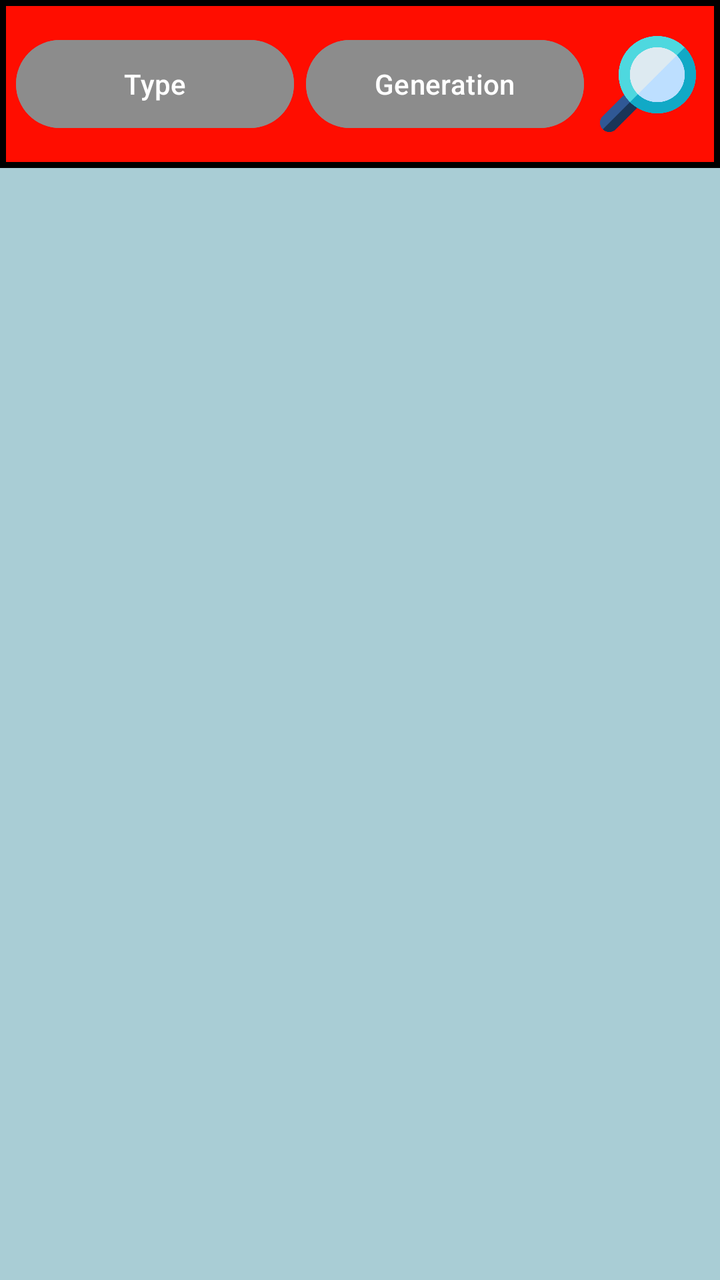
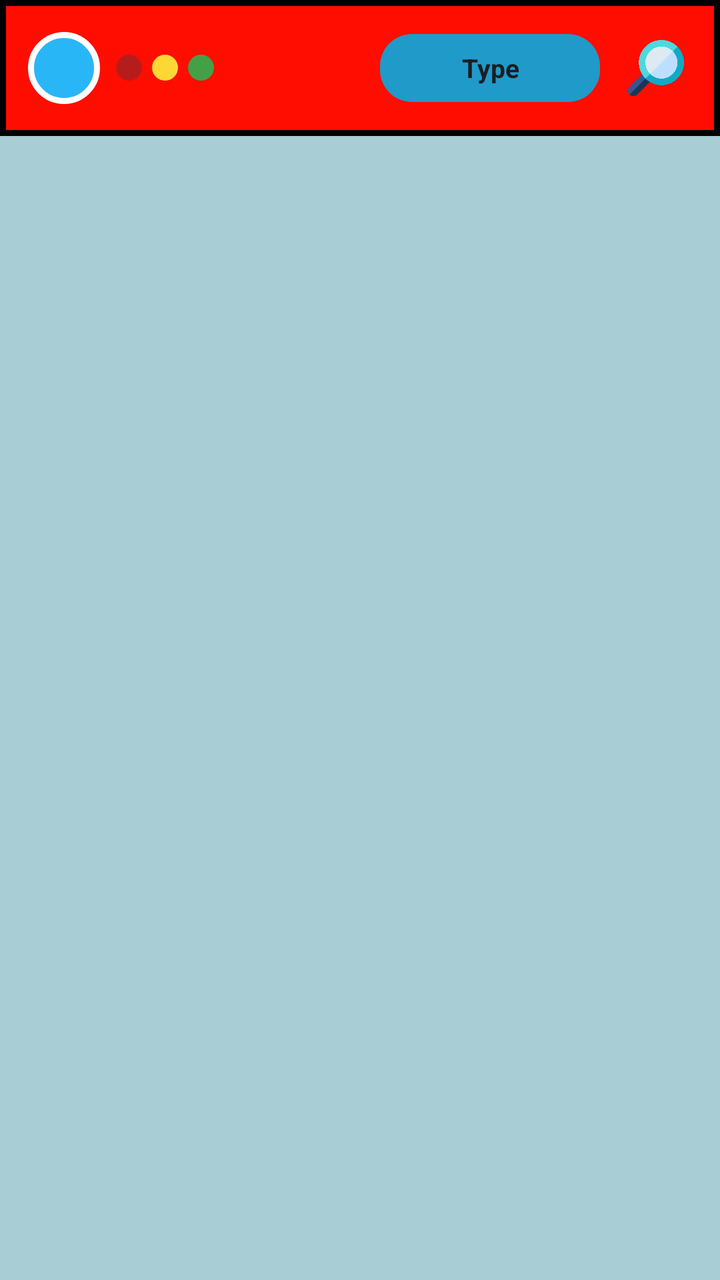

Compare the two renders of this Android layout. The source of the first and the diff that turns it into the second are given below.
<!-- AndroidManifest.xml: application theme Theme.ScanDex -->
<!-- res/layout/activity_pokemonlibrary.xml -->
<?xml version="1.0" encoding="utf-8"?>
<androidx.constraintlayout.widget.ConstraintLayout xmlns:android="http://schemas.android.com/apk/res/android"
    xmlns:app="http://schemas.android.com/apk/res-auto"
    xmlns:tools="http://schemas.android.com/tools"
    android:id="@+id/main"
    android:layout_width="match_parent"
    android:layout_height="match_parent"
    android:background="#A9CDD5"
    tools:context=".pokemonlibrary">

    <View
        android:id="@+id/topBar"
        android:layout_width="0dp"
        android:layout_height="84dp"
        android:background="@drawable/lib_top"
        app:layout_constraintEnd_toEndOf="parent"
        app:layout_constraintStart_toStartOf="parent"
        app:layout_constraintTop_toTopOf="parent" />

    <Button
        android:id="@+id/Types"
        android:layout_width="0dp"
        android:layout_height="52dp"
        android:layout_marginStart="8dp"
        android:layout_marginEnd="6dp"
        android:backgroundTint="#8C8C8C"
        android:text="@string/filter_type"
        app:layout_constraintBottom_toBottomOf="@+id/topBar"
        app:layout_constraintEnd_toStartOf="@+id/Gen"
        app:layout_constraintHorizontal_weight="1"
        app:layout_constraintStart_toStartOf="parent"
        app:layout_constraintTop_toTopOf="@+id/topBar" />

    <Button
        android:id="@+id/Gen"
        android:layout_width="0dp"
        android:layout_height="52dp"
        android:layout_marginEnd="8dp"
        android:backgroundTint="#8C8C8C"
        android:text="@string/filter_generation"
        app:layout_constraintBottom_toBottomOf="@+id/topBar"
        app:layout_constraintEnd_toStartOf="@+id/imageView25"
        app:layout_constraintHorizontal_weight="1"
        app:layout_constraintStart_toEndOf="@+id/Types"
        app:layout_constraintTop_toTopOf="@+id/topBar" />

    <ImageView
        android:id="@+id/imageView25"
        android:layout_width="48dp"
        android:layout_height="48dp"
        android:layout_marginEnd="12dp"
        android:contentDescription="@string/search_pokemon"
        android:scaleType="fitCenter"
        app:layout_constraintBottom_toBottomOf="@+id/topBar"
        app:layout_constraintEnd_toEndOf="parent"
        app:layout_constraintTop_toTopOf="@+id/topBar"
        app:srcCompat="@drawable/search" />

    <ScrollView
        android:id="@+id/scrollPokemon"
        android:layout_width="0dp"
        android:layout_height="0dp"
        android:fillViewport="true"
        app:layout_constraintBottom_toTopOf="@+id/layoutTeamPickerBar"
        app:layout_constraintEnd_toEndOf="parent"
        app:layout_constraintStart_toStartOf="parent"
        app:layout_constraintTop_toBottomOf="@+id/topBar">

        <LinearLayout
            android:id="@+id/pokemonContainer"
            android:layout_width="match_parent"
            android:layout_height="wrap_content"
            android:orientation="vertical"
            android:padding="12dp" />
    </ScrollView>

    <LinearLayout
        android:id="@+id/layoutTeamPickerBar"
        android:layout_width="0dp"
        android:layout_height="64dp"
        android:background="#D32F2F"
        android:gravity="center_vertical"
        android:orientation="horizontal"
        android:paddingStart="16dp"
        android:paddingEnd="16dp"
        android:visibility="gone"
        app:layout_constraintBottom_toBottomOf="parent"
        app:layout_constraintEnd_toEndOf="parent"
        app:layout_constraintStart_toStartOf="parent">

        <TextView
            android:id="@+id/tvTeamPickerCount"
            android:layout_width="0dp"
            android:layout_height="wrap_content"
            android:layout_weight="1"
            android:text="Seleccionados: 0 / 6"
            android:textColor="#FFFFFF"
            android:textSize="16sp"
            android:textStyle="bold" />

        <Button
            android:id="@+id/btnTeamPickerDone"
            android:layout_width="wrap_content"
            android:layout_height="44dp"
            android:backgroundTint="#43A047"
            android:text="Confirmar"
            android:textColor="#FFFFFF"
            app:cornerRadius="22dp" />
    </LinearLayout>

    <ProgressBar
        android:id="@+id/progressBar"
        android:layout_width="wrap_content"
        android:layout_height="wrap_content"
        app:layout_constraintBottom_toTopOf="@+id/layoutTeamPickerBar"
        app:layout_constraintEnd_toEndOf="parent"
        app:layout_constraintStart_toStartOf="parent"
        app:layout_constraintTop_toBottomOf="@+id/topBar" />

</androidx.constraintlayout.widget.ConstraintLayout>
<!-- resources referenced by this layout -->
<resources>
  <!-- drawable lib_top (drawable) -->
  <?xml version="1.0" encoding="utf-8"?>
  <shape xmlns:android="http://schemas.android.com/apk/res/android"
      android:shape="rectangle">
  
      
      <solid android:color="#ff0d00" />
  
      
      <stroke
          android:width="3dp"
          android:color="#000000" />
  
      
      
  
  </shape>
  <!-- drawable search: png bitmap (drawable, 21254 bytes) -->
  <string name="filter_generation">Generation</string>
  <string name="filter_type">Type</string>
  <string name="search_pokemon">Buscar Pokémon</string>
  <style name="Theme.ScanDex" parent="Base.Theme.ScanDex" />
  <style name="Base.Theme.ScanDex" parent="Theme.Material3.DayNight.NoActionBar">
          
          
      </style>
</resources>

<!-- the commit's change to res/layout/activity_pokemonlibrary.xml (unified diff, before → after) -->
@@ -8,53 +8,76 @@
     android:background="#A9CDD5"
     tools:context=".pokemonlibrary">
 
-    <View
+    <LinearLayout
         android:id="@+id/topBar"
         android:layout_width="0dp"
-        android:layout_height="84dp"
+        android:layout_height="68dp"
         android:background="@drawable/lib_top"
+        android:gravity="center_vertical"
+        android:orientation="horizontal"
+        android:paddingStart="14dp"
+        android:paddingEnd="14dp"
         app:layout_constraintEnd_toEndOf="parent"
         app:layout_constraintStart_toStartOf="parent"
-        app:layout_constraintTop_toTopOf="parent" />
+        app:layout_constraintTop_toTopOf="parent">
 
-    <Button
-        android:id="@+id/Types"
-        android:layout_width="0dp"
-        android:layout_height="52dp"
-        android:layout_marginStart="8dp"
-        android:layout_marginEnd="6dp"
-        android:backgroundTint="#8C8C8C"
-        android:text="@string/filter_type"
-        app:layout_constraintBottom_toBottomOf="@+id/topBar"
-        app:layout_constraintEnd_toStartOf="@+id/Gen"
-        app:layout_constraintHorizontal_weight="1"
-        app:layout_constraintStart_toStartOf="parent"
-        app:layout_constraintTop_toTopOf="@+id/topBar" />
+        <ImageView
+            android:layout_width="36dp"
+            android:layout_height="36dp"
+            android:contentDescription="@null"
+            android:src="@drawable/circle_blue" />
 
-    <Button
-        android:id="@+id/Gen"
-        android:layout_width="0dp"
-        android:layout_height="52dp"
-        android:layout_marginEnd="8dp"
-        android:backgroundTint="#8C8C8C"
-        android:text="@string/filter_generation"
-        app:layout_constraintBottom_toBottomOf="@+id/topBar"
-        app:layout_constraintEnd_toStartOf="@+id/imageView25"
-        app:layout_constraintHorizontal_weight="1"
-        app:layout_constraintStart_toEndOf="@+id/Types"
-        app:layout_constraintTop_toTopOf="@+id/topBar" />
+        <ImageView
+            android:layout_width="13dp"
+            android:layout_height="13dp"
+            android:layout_marginStart="8dp"
+            android:contentDescription="@null"
+            android:src="@drawable/circle_red" />
 
-    <ImageView
-        android:id="@+id/imageView25"
-        android:layout_width="48dp"
-        android:layout_height="48dp"
-        android:layout_marginEnd="12dp"
-        android:contentDescription="@string/search_pokemon"
-        android:scaleType="fitCenter"
-        app:layout_constraintBottom_toBottomOf="@+id/topBar"
-        app:layout_constraintEnd_toEndOf="parent"
-        app:layout_constraintTop_toTopOf="@+id/topBar"
-        app:srcCompat="@drawable/search" />
+        <ImageView
+            android:layout_width="13dp"
+            android:layout_height="13dp"
+            android:layout_marginStart="5dp"
+            android:contentDescription="@null"
+            android:src="@drawable/circle_yellow" />
+
+        <ImageView
+            android:layout_width="13dp"
+            android:layout_height="13dp"
+            android:layout_marginStart="5dp"
+            android:contentDescription="@null"
+            android:src="@drawable/circle_green" />
+
+        <Space
+            android:layout_width="0dp"
+            android:layout_height="wrap_content"
+            android:layout_weight="1" />
+
+        <TextView
+            android:id="@+id/favTypes"
+            android:layout_width="110dp"
+            android:layout_height="34dp"
+            android:layout_marginEnd="10dp"
+            android:background="@drawable/tag_bg"
+            android:clickable="true"
+            android:focusable="true"
+            android:gravity="center"
+            android:text="@string/filter_type"
+            android:textColor="#1A1D24"
+            android:textSize="13sp"
+            android:textStyle="bold" />
+
+        <ImageView
+            android:id="@+id/ivFavSearch"
+            android:layout_width="36dp"
+            android:layout_height="36dp"
+            android:clickable="true"
+            android:contentDescription="Buscar en favoritos"
+            android:focusable="true"
+            android:padding="4dp"
+            android:scaleType="fitCenter"
+            android:src="@drawable/search" />
+    </LinearLayout>
 
     <ScrollView
         android:id="@+id/scrollPokemon"
<!-- resource entries referenced after the edit -->
@@ -1,5 +1,30 @@
 <!-- resources referenced by this layout -->
 <resources>
+  <!-- drawable circle_blue (drawable) -->
+  <?xml version="1.0" encoding="utf-8"?>
+  <shape xmlns:android="http://schemas.android.com/apk/res/android"
+      android:shape="oval">
+      <solid android:color="#29B6F6" />
+      <stroke android:width="3dp" android:color="#FFFFFF" />
+  </shape>
+  <!-- drawable circle_green (drawable) -->
+  <?xml version="1.0" encoding="utf-8"?>
+  <shape xmlns:android="http://schemas.android.com/apk/res/android"
+      android:shape="oval">
+      <solid android:color="#43A047" />
+  </shape>
+  <!-- drawable circle_red (drawable) -->
+  <?xml version="1.0" encoding="utf-8"?>
+  <shape xmlns:android="http://schemas.android.com/apk/res/android"
+      android:shape="oval">
+      <solid android:color="#B71C1C" />
+  </shape>
+  <!-- drawable circle_yellow (drawable) -->
+  <?xml version="1.0" encoding="utf-8"?>
+  <shape xmlns:android="http://schemas.android.com/apk/res/android"
+      android:shape="oval">
+      <solid android:color="#FDD835" />
+  </shape>
   <!-- drawable lib_top (drawable) -->
   <?xml version="1.0" encoding="utf-8"?>
   <shape xmlns:android="http://schemas.android.com/apk/res/android"
@@ -18,9 +43,16 @@
   
   </shape>
   <!-- drawable search: png bitmap (drawable, 21254 bytes) -->
-  <string name="filter_generation">Generation</string>
+  <!-- drawable tag_bg (drawable) -->
+  <?xml version="1.0" encoding="utf-8"?>
+  <shape xmlns:android="http://schemas.android.com/apk/res/android"
+      android:shape="rectangle">
+      <solid android:color="#209ac9" />
+      <corners android:radius="16dp" />
+      <size android:height="80dp"
+          android:width="320dp"/>
+  </shape>
   <string name="filter_type">Type</string>
-  <string name="search_pokemon">Buscar Pokémon</string>
   <style name="Theme.ScanDex" parent="Base.Theme.ScanDex" />
   <style name="Base.Theme.ScanDex" parent="Theme.Material3.DayNight.NoActionBar">
           
